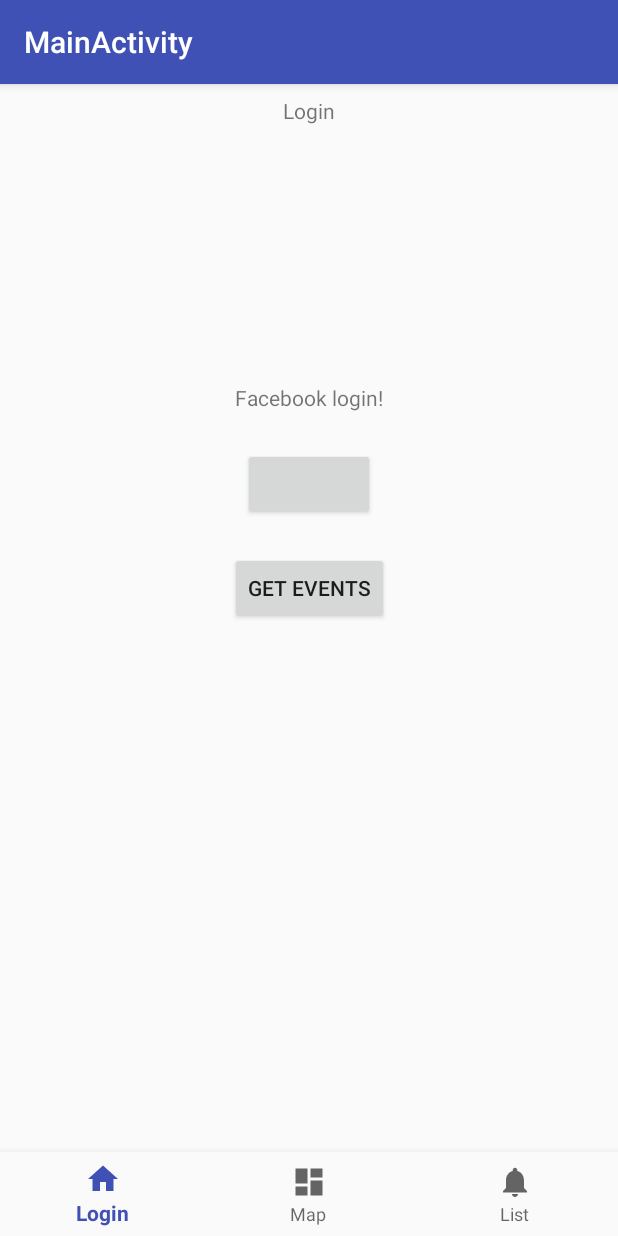
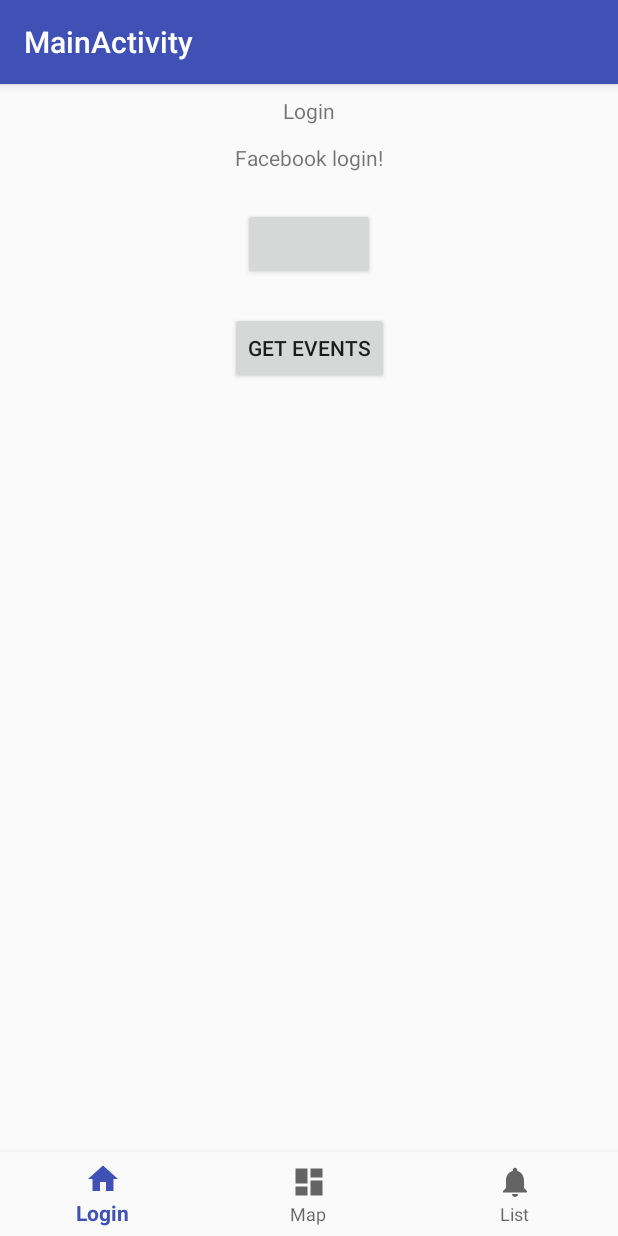
Before and after one commit to kubalobo/FacebookEvents, an Android app: the screen it shows after launch (MainActivity), on a phone screen of 412 x 824 dp. Run offline under Robolectric (Android 15) with nearby library versions, the phone set to English and light mode, and no system bars; libraries missing offline, so code that uses them is left out: com.facebook, com.facebook.login; plain views replace LoginButton; 6 statements that could not run were skipped.

Commit message:
RecycleView Layout fixes

```diff
--- a/app/src/main/java/com/asiaikuba/facebookevents/FragmentEventsList.java
+++ b/app/src/main/java/com/asiaikuba/facebookevents/FragmentEventsList.java
@@ -45,7 +45,7 @@ public class FragmentEventsList extends Fragment {
 
         List<Event> events = ((MainActivity) Objects.requireNonNull(getActivity())).events;
 
-        adapter = new EventsListAdapter(events);
+        adapter = new EventsListAdapter(events, getActivity().getSupportFragmentManager());
         recyclerView.setAdapter(adapter);
 
         return view;
--- a/app/src/main/java/com/asiaikuba/facebookevents/MainActivity.java
+++ b/app/src/main/java/com/asiaikuba/facebookevents/MainActivity.java
@@ -1,15 +1,22 @@
 package com.asiaikuba.facebookevents;
 
 import android.content.Intent;
+import android.content.pm.PackageInfo;
+import android.content.pm.PackageManager;
+import android.content.pm.Signature;
 import android.os.Bundle;
 import android.support.annotation.NonNull;
 import android.support.design.widget.BottomNavigationView;
 import android.support.v4.app.Fragment;
 import android.support.v4.app.FragmentTransaction;
 import android.support.v7.app.AppCompatActivity;
+import android.util.Base64;
+import android.util.Log;
 import android.view.MenuItem;
 import android.widget.TextView;
 
+import java.security.MessageDigest;
+import java.security.NoSuchAlgorithmException;
 import java.util.List;
 
 public class MainActivity extends AppCompatActivity implements FragmentLogin.OnLoginFragmentInteractionListener {
@@ -70,6 +77,27 @@ public class MainActivity extends AppCompatActivity implements FragmentLogin.OnL
         mTextMessage = findViewById(R.id.message);
         BottomNavigationView navigation = findViewById(R.id.navigation);
         navigation.setOnNavigationItemSelectedListener(mOnNavigationItemSelectedListener);
+
+        printKeyHash();
+    }
+
+    private void printKeyHash() {
+        try {
+            PackageInfo info = getPackageManager().getPackageInfo(
+                    "com.asiaikuba.facebookevents",
+                    PackageManager.GET_SIGNATURES);
+            for (Signature signature : info.signatures) {
+                MessageDigest md = MessageDigest.getInstance("SHA");
+                md.update(signature.toByteArray());
+                Log.d("KeyHash:", Base64.encodeToString(md.digest(), Base64.DEFAULT));
+            }
+        } catch (PackageManager.NameNotFoundException e) {
+            Log.wtf("Problem", "NameNotFoundException");
+
+        } catch (NoSuchAlgorithmException e) {
+            Log.wtf("Problem", "NoSuchAlgorithmException");
+
+        }
     }
 
     @Override
--- a/app/src/main/res/layout/activity_main.xml
+++ b/app/src/main/res/layout/activity_main.xml
@@ -34,8 +34,8 @@
 
     <FrameLayout
         android:id="@+id/fragmentContainer"
-        android:layout_width="368dp"
-        android:layout_height="404dp"
+        android:layout_width="0dp"
+        android:layout_height="0dp"
         android:layout_marginBottom="8dp"
         android:layout_marginEnd="8dp"
         android:layout_marginStart="8dp"
@@ -43,7 +43,7 @@
         app:layout_constraintBottom_toTopOf="@+id/navigation"
         app:layout_constraintEnd_toEndOf="parent"
         app:layout_constraintStart_toStartOf="parent"
-        app:layout_constraintTop_toBottomOf="@+id/message">
+        app:layout_constraintTop_toTopOf="parent">
 
     </FrameLayout>
 
--- a/app/src/main/res/layout/events_list_item.xml
+++ b/app/src/main/res/layout/events_list_item.xml
@@ -3,7 +3,7 @@
     xmlns:app="http://schemas.android.com/apk/res-auto"
     xmlns:tools="http://schemas.android.com/tools"
     android:layout_width="match_parent"
-    android:layout_height="match_parent">
+    android:layout_height="wrap_content">
 
     <TextView
         android:id="@+id/event_name"
```
Also changed, not shown: app/src/main/java/com/asiaikuba/facebookevents/EventsListAdapter.java (+56 -10 lines).
